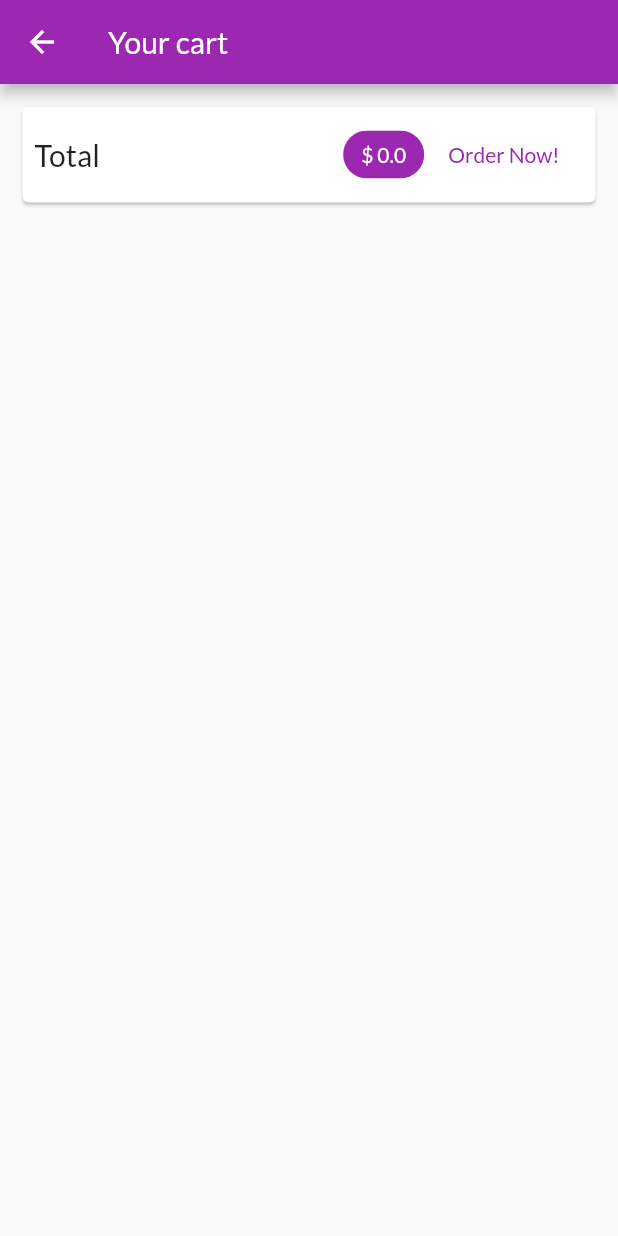
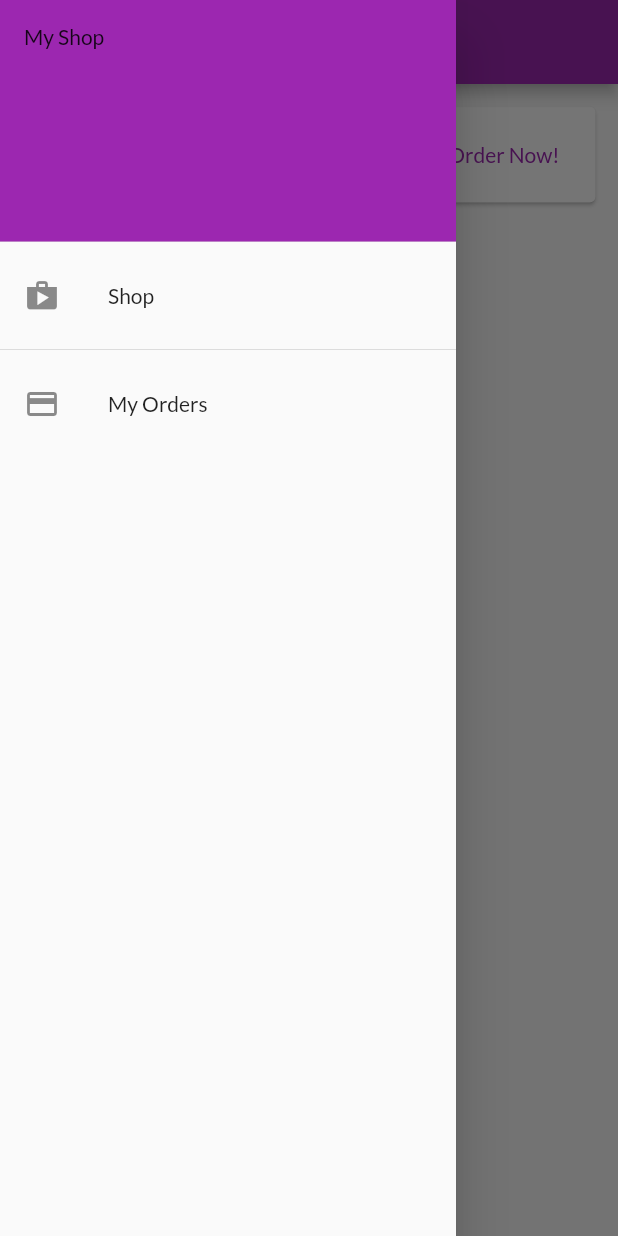
Before and after one commit to pankaj-nikam/state_mgmt, a Flutter app: the CartScreen screen opened by its route, with the side drawer open (before the commit the screen has no drawer), on a phone screen of 412 x 824 dp. Run offline on Flutter 3.47's test engine with Material 2 defaults, Android fonts, the phone set to English and light mode, and no system bars; network calls fail.

Commit message:
Added intl package for localization. Added local specific items. Added app drawer.

```diff
--- a/lib/screens/cart_screen.dart
+++ b/lib/screens/cart_screen.dart
@@ -1,8 +1,10 @@
 import 'package:flutter/material.dart';
+import 'package:intl/intl.dart';
 import 'package:provider/provider.dart';
 import 'package:state_mgmt/providers/cart.dart';
 import 'package:state_mgmt/providers/orders.dart';
 import 'package:state_mgmt/widgets/cart_list_item.dart';
+import 'package:state_mgmt/widgets/side_drawer.dart';
 
 class CartScreen extends StatelessWidget {
   static const routeName = '/CartScreen';
@@ -10,6 +12,7 @@ class CartScreen extends StatelessWidget {
   Widget build(BuildContext context) {
     final cart = Provider.of<Cart>(context);
     return Scaffold(
+      drawer: SideDrawer(),
       appBar: AppBar(
         title: Text('Your cart'),
       ),
@@ -31,7 +34,7 @@ class CartScreen extends StatelessWidget {
                   Spacer(),
                   Chip(
                     label: Text(
-                      '\$ ${cart.totalAmount}',
+                      NumberFormat.simpleCurrency().format(cart.totalAmount),
                       style: TextStyle(
                         color:
                             Theme.of(context).primaryTextTheme.headline6.color,
--- /dev/null
+++ b/lib/screens/orders_screen.dart
@@ -0,0 +1,25 @@
+import 'package:flutter/material.dart';
+import 'package:provider/provider.dart';
+import 'package:state_mgmt/providers/orders.dart' show Orders;
+import 'package:state_mgmt/widgets/order_item.dart';
+import 'package:state_mgmt/widgets/side_drawer.dart';
+
+class OrdersScreen extends StatelessWidget {
+  static const routeName = '/OrdersScreen';
+  @override
+  Widget build(BuildContext context) {
+    final orderData = Provider.of<Orders>(context);
+    return Scaffold(
+      drawer: SideDrawer(),
+      appBar: AppBar(
+        title: Text('Your orders'),
+      ),
+      body: ListView.builder(
+        itemBuilder: (context, index) {
+          return OrderItem(orderData.orders[index]);
+        },
+        itemCount: orderData.orders.length,
+      ),
+    );
+  }
+}
--- a/lib/screens/product_details_screen.dart
+++ b/lib/screens/product_details_screen.dart
@@ -1,6 +1,8 @@
 import 'package:flutter/material.dart';
+import 'package:intl/intl.dart';
 import 'package:provider/provider.dart';
 import 'package:state_mgmt/providers/products_provider.dart';
+import 'package:state_mgmt/widgets/side_drawer.dart';
 
 class ProductDetailsScreen extends StatelessWidget {
   static const routeName = '/product-detail';
@@ -12,6 +14,7 @@ class ProductDetailsScreen extends StatelessWidget {
       listen: false,
     ).getProductById(productId);
     return Scaffold(
+      drawer: SideDrawer(),
       appBar: AppBar(
         title: Text(product.title),
       ),
@@ -30,7 +33,7 @@ class ProductDetailsScreen extends StatelessWidget {
               height: 10,
             ),
             Text(
-              '\$${product.price}',
+              NumberFormat.simpleCurrency().format(product.price),
               style: TextStyle(color: Colors.grey, fontSize: 20),
             ),
             SizedBox(height: 10),
--- a/lib/screens/products_overview_screen.dart
+++ b/lib/screens/products_overview_screen.dart
@@ -5,6 +5,7 @@ import 'package:state_mgmt/providers/products_provider.dart';
 import 'package:state_mgmt/screens/cart_screen.dart';
 import 'package:state_mgmt/widgets/badge.dart';
 import 'package:state_mgmt/widgets/products_grid.dart';
+import 'package:state_mgmt/widgets/side_drawer.dart';
 import '../providers/product.dart';
 
 enum FilterOptions { Favorites, All }
@@ -19,6 +20,7 @@ class _ProductsOverviewScreenState extends State<ProductsOverviewScreen> {
   @override
   Widget build(BuildContext context) {
     return Scaffold(
+      drawer: SideDrawer(),
       appBar: AppBar(
         title: Text('My Shop'),
         actions: [
--- /dev/null
+++ b/lib/widgets/side_drawer.dart
@@ -0,0 +1,35 @@
+import 'package:flutter/material.dart';
+import 'package:state_mgmt/screens/orders_screen.dart';
+
+class SideDrawer extends StatelessWidget {
+  @override
+  Widget build(BuildContext context) {
+    return Drawer(
+      child: ListView(
+        children: [
+          DrawerHeader(
+            child: Text('My Shop'),
+            decoration: BoxDecoration(
+              color: Theme.of(context).primaryColor,
+            ),
+          ),
+          ListTile(
+            leading: Icon(Icons.shop),
+            title: Text('Shop'),
+            onTap: () {
+              Navigator.of(context).pushReplacementNamed('/');
+            },
+          ),
+          Divider(),
+          ListTile(
+            leading: Icon(Icons.payment),
+            title: Text('My Orders'),
+            onTap: () {
+              Navigator.of(context).pushNamed(OrdersScreen.routeName);
+            },
+          )
+        ],
+      ),
+    );
+  }
+}
--- a/pubspec.yaml
+++ b/pubspec.yaml
@@ -28,6 +28,7 @@ dependencies:
   # Use with the CupertinoIcons class for iOS style icons.
   cupertino_icons: ^1.0.0
   provider: ^4.3.2+3
+  intl: ^0.16.1
 
 dev_dependencies:
   flutter_test:
```
Also changed, not shown: lib/main.dart (+9 -1 lines), lib/widgets/cart_list_item.dart (+7 -2 lines), lib/widgets/order_item.dart (added, +31 -0 lines), pubspec.lock.
